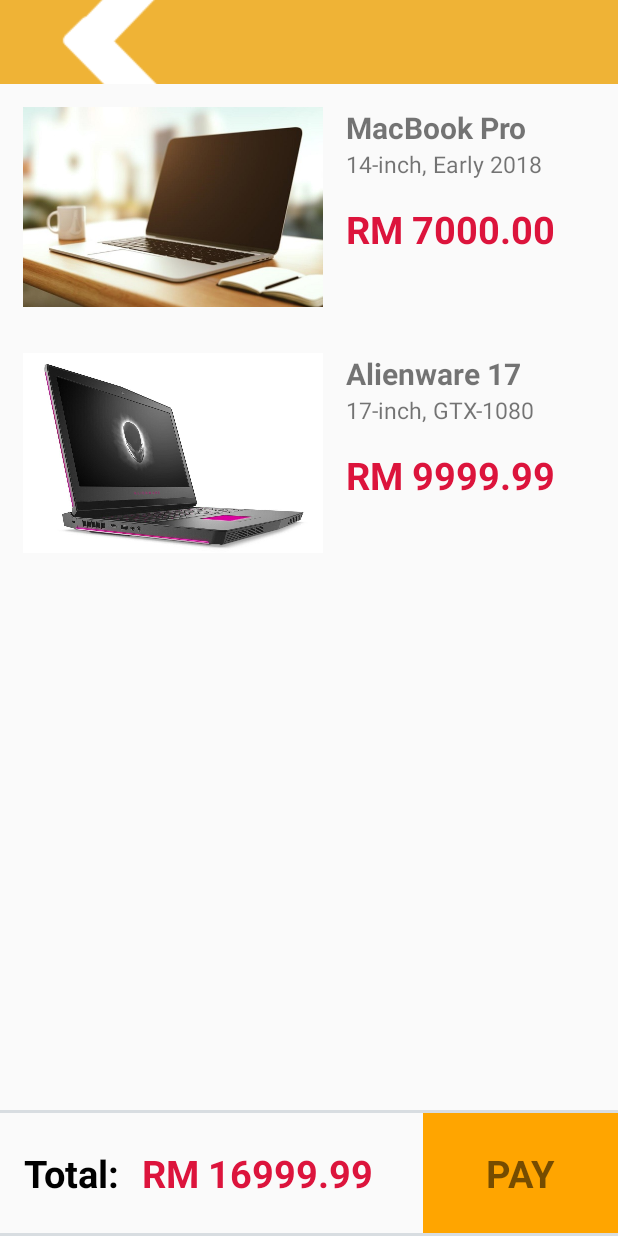
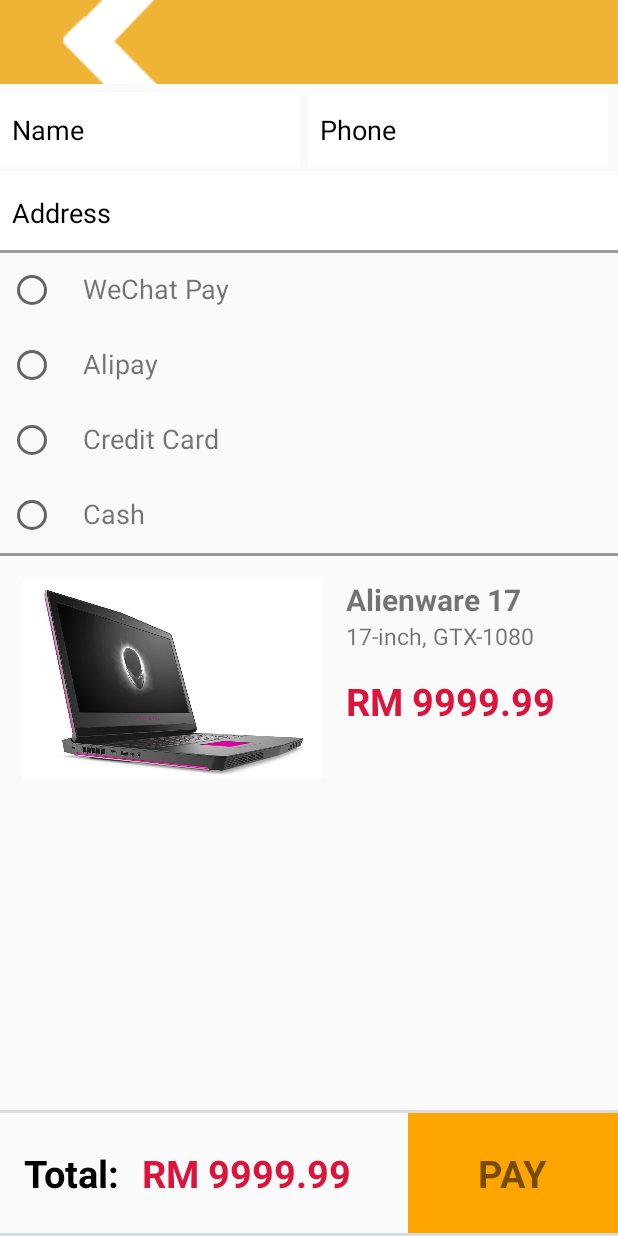
Before and after one commit to pipipizai/Alimama, an Android app: the layout payment_confirmation.xml on its own in the app's theme, with its tools: preview values and no code run, on a phone screen of 412 x 824 dp. Run offline under Robolectric (Android 15) with nearby library versions, the phone set to English and light mode, and no system bars.

Commit message:
payment page

```diff
--- a/app/src/main/res/layout/payment_confirmation.xml
+++ b/app/src/main/res/layout/payment_confirmation.xml
@@ -9,50 +9,129 @@
     <LinearLayout
         android:layout_width="match_parent"
         android:layout_height="wrap_content"
-        android:orientation="horizontal">
-
-        <ImageView
-            android:id="@+id/payment1_image"
-            android:layout_width="200dp"
-            android:layout_height="133dp"
-            android:layout_marginLeft="15dp"
-            android:layout_marginTop="15dp"
-            android:layout_marginBottom="15dp"
-            android:background="@drawable/favorite_item1" />
+        android:orientation="vertical">
 
         <LinearLayout
             android:layout_width="wrap_content"
             android:layout_height="wrap_content"
-            android:layout_marginLeft="15dp"
-            android:layout_marginTop="15dp"
-            android:orientation="vertical">
+            android:orientation="horizontal">
+            <EditText
+                android:layout_width="200dp"
+                android:layout_height="50dp"
+                android:layout_marginTop="5dp"
+                android:background="#ffffff"
+                android:inputType="textPersonName"
+                android:hint="Name"
+                android:paddingLeft="8dp"
+                android:textColorHint="#000000"/>
 
+            <EditText
+                android:layout_width="200dp"
+                android:layout_height="50dp"
+                android:layout_marginTop="5dp"
+                android:layout_marginLeft="5dp"
+                android:background="#ffffff"
+                android:hint="Phone"
+                android:inputType="phone"
+                android:paddingLeft="8dp"
+                android:textColorHint="#000000" />
+        </LinearLayout>
+        <EditText
+            android:layout_width="match_parent"
+            android:layout_height="50dp"
+            android:layout_marginTop="5dp"
+            android:background="#ffffff"
+            android:hint="Address"
+            android:inputType="textPostalAddress"
+            android:paddingLeft="8dp"
+            android:textColorHint="#000000"/>
+    </LinearLayout>
+
+    <View
+        android:layout_width="match_parent"
+        android:layout_height="2dp"
+        android:background="#999999">
+
+    </View>
+
+    <RadioGroup
+        android:layout_width="match_parent"
+        android:layout_height="wrap_content">
+        <LinearLayout
+            android:layout_width="match_parent"
+            android:layout_height="wrap_content"
+            android:orientation="horizontal">
+            <RadioButton
+                android:layout_width="50dp"
+                android:layout_height="50dp"
+                android:layout_marginLeft="5dp"/>
             <TextView
-                android:id="@+id/payment1_name"
                 android:layout_width="wrap_content"
                 android:layout_height="wrap_content"
-                android:text="MacBook Pro"
-                android:textSize="20dp"
-                android:textStyle="bold" />
+                android:text="WeChat Pay"
+                android:textSize="18dp"/>
 
+        </LinearLayout>
+
+        <LinearLayout
+            android:layout_width="match_parent"
+            android:layout_height="wrap_content"
+            android:orientation="horizontal">
+            <RadioButton
+                android:layout_width="50dp"
+                android:layout_height="50dp"
+                android:layout_marginLeft="5dp"/>
             <TextView
-                android:id="@+id/payment1_description"
                 android:layout_width="wrap_content"
                 android:layout_height="wrap_content"
-                android:text="14-inch, Early 2018"
-                android:textSize="15dp" />
+                android:text="Alipay"
+                android:textSize="18dp"/>
 
+        </LinearLayout>
+
+        <LinearLayout
+            android:layout_width="match_parent"
+            android:layout_height="wrap_content"
+            android:orientation="horizontal">
+            <RadioButton
+                android:layout_width="50dp"
+                android:layout_height="50dp"
+                android:layout_marginLeft="5dp"/>
             <TextView
-                android:id="@+id/payment1_price"
                 android:layout_width="wrap_content"
                 android:layout_height="wrap_content"
-                android:layout_marginTop="15dp"
-                android:text="RM 7000.00"
-                android:textColor="#DC143C"
-                android:textSize="25dp"
-                android:textStyle="bold" />
+                android:text="Credit Card"
+                android:textSize="18dp"/>
+
         </LinearLayout>
+
+        <LinearLayout
+            android:layout_width="match_parent"
+            android:layout_height="wrap_content"
+            android:orientation="horizontal">
+            <RadioButton
+                android:layout_width="50dp"
+                android:layout_height="50dp"
+                android:layout_marginLeft="5dp"/>
+            <TextView
+                android:layout_width="wrap_content"
+                android:layout_height="wrap_content"
+                android:text="Cash"
+                android:textSize="18dp"/>
+
         </LinearLayout>
+    </RadioGroup>
+
+    <View
+        android:layout_width="match_parent"
+        android:layout_height="2dp"
+        android:background="#999999">
+
+    </View>
+
+    <ScrollView
+        android:layout_width="match_parent"
+        android:layout_height="276dp">
 
         <LinearLayout
             android:layout_width="match_parent"
@@ -102,6 +181,12 @@
             </LinearLayout>
         </LinearLayout>
 
+
+
+    </ScrollView>
+
+
+
     <LinearLayout
         android:layout_width="match_parent"
         android:layout_height="fill_parent"
@@ -137,7 +222,7 @@
                 android:gravity="center"
                 android:textStyle="bold"
                 android:textColor="#DC143C"
-                android:text="RM 16999.99"/>
+                android:text="RM 9999.99"/>
 
             <LinearLayout
                 android:layout_width="match_parent"
@@ -146,7 +231,7 @@
                 android:orientation="horizontal">
 
                 <RelativeLayout
-                    android:layout_width="130dp"
+                    android:layout_width="140dp"
                     android:layout_height="match_parent"
                     android:layout_marginLeft="15dp"
                     android:background="#FFA500"
```
Lines whose indentation alone changed are shown as unchanged.
